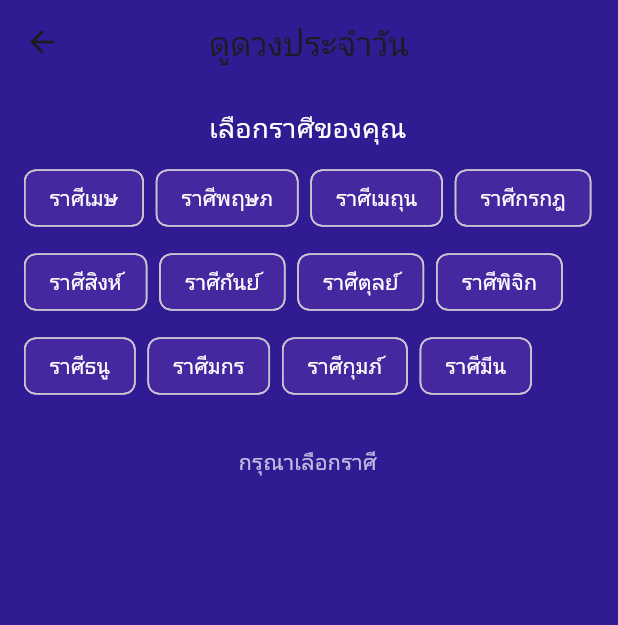
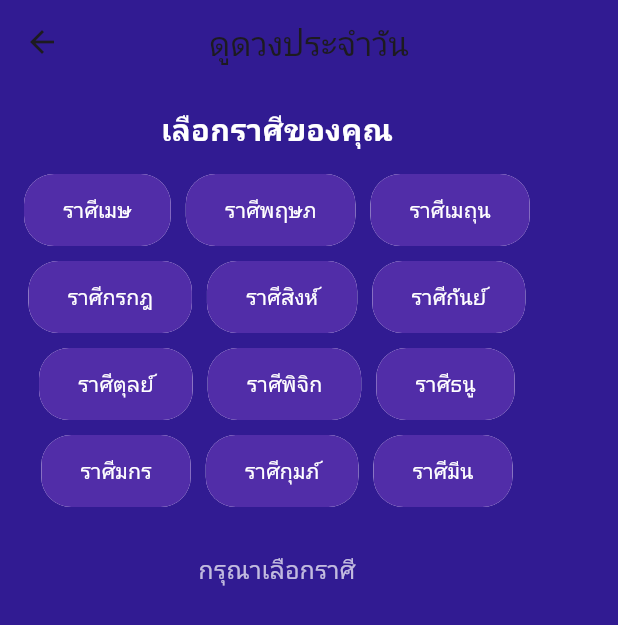
Before and after one commit to worawiboon/Horoscope, a Flutter app: the screen it shows after launch, after a tap on "ดูดวงวันนี้", on a phone screen of 412 x 824 dp. Shown: the top 625 px of the screen. Run offline on Flutter 3.47's test engine with Material 3 defaults, Android fonts, the phone set to English and light mode, and no system bars; our stand-ins replace font_awesome_flutter, get; network calls fail.

Commit message:
ปรับUI

```diff
--- a/lib/screen/homepage.dart
+++ b/lib/screen/homepage.dart
@@ -13,14 +13,24 @@ class HomeScreen extends StatelessWidget {
       backgroundColor: Colors.deepPurple[900],
       body: SafeArea(
         child: Padding(
-          padding: const EdgeInsets.all(16.0),
+          padding: const EdgeInsets.symmetric(horizontal: 24.0, vertical: 32.0),
           child: Column(
-            crossAxisAlignment: CrossAxisAlignment.center,
+            crossAxisAlignment:
+                CrossAxisAlignment.start, // Align content to the start
             children: [
               _buildAppHeader(),
-              SizedBox(height: 40),
-              _buildFeatureButtons(), // เปลี่ยนไปใช้ GetX navigation
-              SizedBox(height: 30),
+              SizedBox(height: 50), // Increased spacing
+              Text(
+                "เลือกเมนูของคุณ", // Added a title for the features section
+                style: TextStyle(
+                  fontSize: 22,
+                  fontWeight: FontWeight.bold,
+                  color: Colors.white,
+                ),
+              ),
+              SizedBox(height: 20),
+              _buildFeatureButtons(), // Changed to use GetX navigation
+              Spacer(), // Pushes the footer to the bottom
               _buildFooterText(),
             ],
           ),
@@ -31,26 +41,49 @@ class HomeScreen extends StatelessWidget {
 
   Widget _buildAppHeader() {
     return Column(
+      crossAxisAlignment:
+          CrossAxisAlignment.start, // Align header content to the start
       children: [
-        Icon(
-          FontAwesomeIcons.golfBallTee,
-          size: 60,
-          color: Colors.amber[200],
+        Container(
+          // Added a container for gradient background
+          padding: EdgeInsets.all(12.0),
+          decoration: BoxDecoration(
+            gradient: LinearGradient(
+              colors: [Colors.purple, Colors.deepPurple.shade700],
+              begin: Alignment.topLeft,
+              end: Alignment.bottomRight,
+            ),
+            borderRadius: BorderRadius.circular(15.0),
+          ),
+          child: Icon(
+            FontAwesomeIcons.wandMagicSparkles, // Changed icon
+            size: 50, // Reduced icon size for a sleeker look
+            color: Colors.amber[200],
+          ),
         ),
-        SizedBox(height: 10),
+        SizedBox(height: 15),
         Text(
           'ดวงวิเศษของฉัน',
           style: TextStyle(
-            fontSize: 28,
+            fontSize: 32, // Increased font size
             fontWeight: FontWeight.bold,
             color: Colors.white,
+            shadows: [
+              // Added text shadow for depth
+              Shadow(
+                blurRadius: 10.0,
+                color: Colors.black.withOpacity(0.3),
+                offset: Offset(2.0, 2.0),
+              ),
+            ],
           ),
         ),
+        SizedBox(height: 5),
         Text(
           'เปิดเผยความลับแห่งดวงชะตา...',
           style: TextStyle(
             color: Colors.purple[200],
-            fontSize: 14,
+            fontSize: 16, // Increased font size
           ),
         ),
       ],
@@ -58,63 +91,75 @@ class HomeScreen extends StatelessWidget {
   }
 
   Widget _buildFeatureButtons() {
-    return Column(
-      children: [
-        // ปุ่มดูดวงประจำวัน (ใช้ Get.toNamed)
-        Center(
-          child: _buildMagicButton(
+    return Expanded(
+      // Use Expanded to allow GridView to take available space
+      child: GridView.count(
+        crossAxisCount: 2, // Display two cards per row
+        crossAxisSpacing: 16.0,
+        mainAxisSpacing: 16.0,
+        children: [
+          _buildFeatureCard(
             icon: FontAwesomeIcons.sun,
             label: "ดูดวงวันนี้",
-            onTap: () => Get.toNamed('/horoscope'), // ใช้ GetX Navigation
+            description: "ตรวจดวงชะตาประจำวันของคุณ",
+            onTap: () => Get.toNamed('/horoscope'),
           ),
-        ),
-        SizedBox(height: 20),
-        // ปุ่มไพ่ทาโรต์
-        Center(
-          child: _buildMagicButton(
-            icon: FontAwesomeIcons.addressCard,
+          _buildFeatureCard(
+            icon:
+                FontAwesomeIcons.addressCard, // Used a different icon for tarot
             label: "ไพ่ทาโรต์",
+            description: "ค้นหาคำตอบด้วยไพ่ทาโรต์",
             onTap: () => Get.toNamed('/tarot'),
           ),
-        ),
-      ],
+          // Add more feature cards here if needed
+        ],
+      ),
     );
   }
 
-  Widget _buildMagicButton({
+  Widget _buildFeatureCard({
+    // New widget for feature cards
     required IconData icon,
     required String label,
+    required String description,
     required VoidCallback onTap,
   }) {
     return GestureDetector(
       onTap: onTap,
-      child: Container(
-        width: 180,
-        height: 180,
-        decoration: BoxDecoration(
-          color: Colors.deepPurple[700],
-          shape: BoxShape.circle,
-          boxShadow: [
-            BoxShadow(
-              color: Colors.purple.withOpacity(0.5),
-              blurRadius: 15,
-              spreadRadius: 2,
-            ),
-          ],
+      child: Card(
+        elevation: 8.0,
+        color: Colors.deepPurple[700]?.withOpacity(0.8),
+        shape: RoundedRectangleBorder(
+          borderRadius: BorderRadius.circular(20.0),
         ),
-        child: Column(
-          mainAxisAlignment: MainAxisAlignment.center,
-          children: [
-            Icon(icon, size: 50, color: Colors.amber[100]),
-            SizedBox(height: 10),
-            Text(
-              label,
-              style: TextStyle(
-                color: Colors.white,
-                fontSize: 18,
+        child: Padding(
+          padding: const EdgeInsets.all(16.0),
+          child: Column(
+            mainAxisAlignment: MainAxisAlignment.center,
+            crossAxisAlignment: CrossAxisAlignment.center,
+            children: [
+              Icon(icon, size: 40, color: Colors.amber[200]),
+              SizedBox(height: 12),
+              Text(
+                label,
+                textAlign: TextAlign.center,
+                style: TextStyle(
+                  color: Colors.white,
+                  fontSize: 18,
+                  fontWeight: FontWeight.bold,
+                ),
               ),
-            ),
-          ],
+              SizedBox(height: 6),
+              Text(
+                description,
+                textAlign: TextAlign.center,
+                style: TextStyle(
+                  color: Colors.purple[100],
+                  fontSize: 12,
+                ),
+              ),
+            ],
+          ),
         ),
       ),
     );
--- a/lib/screen/horoscope_screen.dart
+++ b/lib/screen/horoscope_screen.dart
@@ -4,6 +4,7 @@ import 'package:flutter/material.dart';
 import 'package:get/get.dart';
 import 'package:myapp/controller/horoscope_controller.dart';
 import 'package:http/http.dart' as http;
+import 'package:font_awesome_flutter/font_awesome_flutter.dart';
 
 class HoroscopeScreen extends StatelessWidget {
   final HoroscopeController _controller = Get.put(HoroscopeController());
@@ -24,6 +25,7 @@ class HoroscopeScreen extends StatelessWidget {
       ),
       body: Padding(
         padding: const EdgeInsets.all(16.0),
+        child: SingleChildScrollView(
           child: Column(
             children: [
               // ส่วนเลือกราศี
@@ -36,6 +38,7 @@ class HoroscopeScreen extends StatelessWidget {
             ],
           ),
         ),
+      ),
     );
   }
 
@@ -44,12 +47,14 @@ class HoroscopeScreen extends StatelessWidget {
       children: [
         Text(
           'เลือกราศีของคุณ',
-          style: TextStyle(color: Colors.white, fontSize: 18),
+          style: TextStyle(
+              color: Colors.white, fontSize: 20, fontWeight: FontWeight.bold),
         ),
-        SizedBox(height: 10),
+        SizedBox(height: 15),
         Wrap(
-          spacing: 8,
-          runSpacing: 8,
+          spacing: 10,
+          runSpacing: 10,
+          alignment: WrapAlignment.center,
           children: _controller.zodiacSigns.map((sign) {
             return Obx(() => ChoiceChip(
                   label: Text(sign),
@@ -58,12 +63,25 @@ class HoroscopeScreen extends StatelessWidget {
                     _controller.selectedZodiac.value = sign;
                     _controller.fetchHoroscope();
                   },
-                  backgroundColor: Colors.deepPurple[800],
-                  selectedColor: Colors.amber,
+                  backgroundColor: Colors.deepPurple[700],
+                  selectedColor: Colors.amber[600],
+                  padding: EdgeInsets.symmetric(horizontal: 16, vertical: 12),
                   labelStyle: TextStyle(
                     color: _controller.selectedZodiac.value == sign
-                        ? Colors.black
+                        ? Colors.deepPurple[900]
                         : Colors.white,
+                    fontWeight: _controller.selectedZodiac.value == sign
+                        ? FontWeight.bold
+                        : FontWeight.normal,
+                  ),
+                  shape: RoundedRectangleBorder(
+                    borderRadius: BorderRadius.circular(20.0),
+                    side: BorderSide(
+                      color: _controller.selectedZodiac.value == sign
+                          ? Colors.amber[700]!
+                          : Colors.transparent,
+                      width: 2,
+                    ),
                   ),
                 ));
           }).toList(),
@@ -75,6 +93,25 @@ class HoroscopeScreen extends StatelessWidget {
   String generateLuckyNumber() {
     final random = Random();
     return '${random.nextInt(9) + 1}'; // สุ่มเลข 1-9
+  }
+
+  String generateLuckyColor() {
+    final random = Random();
+    final List<String> colors = [
+      'แดง',
+      'ชมพู',
+      'ส้ม',
+      'เหลือง',
+      'เขียว',
+      'ฟ้า',
+      'น้ำเงิน',
+      'ม่วง',
+      'ขาว',
+      'ดำ',
+      'ทอง',
+      'เงิน'
+    ];
+    return colors[random.nextInt(colors.length)];
   }
 
   Widget _buildLuckyNumber() {
@@ -100,23 +137,23 @@ class HoroscopeScreen extends StatelessWidget {
     if (_controller.selectedZodiac.isEmpty) {
       return Text(
         'กรุณาเลือกราศี',
-        style: TextStyle(color: Colors.white70),
+        style: TextStyle(color: Colors.white70, fontSize: 16),
       );
     }
 
-    return Container(
-      padding: EdgeInsets.all(20),
-      decoration: BoxDecoration(
-        color: Colors.deepPurple[800],
-        borderRadius: BorderRadius.circular(15),
-        boxShadow: [
-          BoxShadow(
-            color: Colors.purple.withOpacity(0.3),
-            blurRadius: 10,
-            spreadRadius: 2,
+    return Obx(() => AnimatedOpacity(
+          opacity:
+              _controller.horoscopeData.value.prediction.isNotEmpty ? 1.0 : 0.0,
+          duration: Duration(milliseconds: 500),
+          child: Card(
+            elevation: 8.0,
+            color: Colors.deepPurple[800]?.withOpacity(0.9),
+            shape: RoundedRectangleBorder(
+              borderRadius: BorderRadius.circular(20.0),
+              side: BorderSide(color: Colors.purple[700]!, width: 1),
             ),
-        ],
-      ),
+            child: Padding(
+              padding: const EdgeInsets.all(24.0),
               child: Column(
                 crossAxisAlignment: CrossAxisAlignment.start,
                 children: [
@@ -126,75 +163,105 @@ class HoroscopeScreen extends StatelessWidget {
                       Text(
                         _controller.horoscopeData.value.zodiacSign,
                         style: TextStyle(
-                  color: Colors.amber,
-                  fontSize: 22,
+                          color: Colors.amber[400],
+                          fontSize: 26,
                           fontWeight: FontWeight.bold,
+                          shadows: [
+                            Shadow(
+                              blurRadius: 5.0,
+                              color: Colors.black.withOpacity(0.3),
+                              offset: Offset(1.0, 1.0),
+                            ),
+                          ],
                         ),
                       ),
                       Text(
-                'วันที่ ${DateTime.now().day}/${DateTime.now().month}',
-                style: TextStyle(color: Colors.grey),
+                        'วันที่ ${DateTime.now().day}/${DateTime.now().month}/${DateTime.now().year}',
+                        style: TextStyle(color: Colors.grey[400], fontSize: 14),
                       ),
                     ],
                   ),
-          Divider(color: Colors.purple[300]),
+                  Divider(color: Colors.purple[400], thickness: 1, height: 30),
                   SizedBox(height: 10),
                   Text(
-            'คำทำนาย:',
+                    'คำทำนายดวงชะตา:',
                     style: TextStyle(
                       color: Colors.white,
-              fontWeight: FontWeight.bold,
+                      fontSize: 18,
+                      fontWeight: FontWeight.w600,
                     ),
                   ),
-          SizedBox(height: 5),
+                  SizedBox(height: 8),
                   Text(
                     _controller.horoscopeData.value.prediction,
-            style: TextStyle(color: Colors.white70),
+                    style: TextStyle(
+                        color: Colors.white.withOpacity(0.85),
+                        fontSize: 16,
+                        height: 1.4),
                   ),
-          SizedBox(height: 15),
+                  SizedBox(height: 25),
                   Row(
+                    mainAxisAlignment: MainAxisAlignment.spaceAround,
                     children: [
-              _buildLuckyItem('เลขนำโชค', generateLuckyNumber()),
-              SizedBox(width: 20),
-              _buildLuckyItem('สีนำโชค', 'ฟ้า'),
+                      _buildLuckyItem(FontAwesomeIcons.gem, 'เลขนำโชค',
+                          generateLuckyNumber()),
+                      _buildLuckyItem(FontAwesomeIcons.palette, 'สีนำโชค',
+                          generateLuckyColor()),
                     ],
                   ),
-          SizedBox(height: 20),
+                  SizedBox(height: 30),
                   Center(
                     child: ElevatedButton.icon(
-              icon: Icon(Icons.refresh),
-              label: Text('ดูดวงใหม่'),
+                      icon: Icon(Icons.refresh, color: Colors.deepPurple[900]),
+                      label: Text('ดูดวงใหม่',
+                          style: TextStyle(
+                              color: Colors.deepPurple[900],
+                              fontWeight: FontWeight.bold)),
                       style: ElevatedButton.styleFrom(
-                backgroundColor: Colors.amber[700],
+                        backgroundColor: Colors.amber[600],
+                        padding:
+                            EdgeInsets.symmetric(horizontal: 30, vertical: 15),
                         shape: RoundedRectangleBorder(
-                  borderRadius: BorderRadius.circular(20),
+                          borderRadius: BorderRadius.circular(25.0),
                         ),
+                        elevation: 5.0,
                       ),
                       onPressed: _controller.fetchHoroscope,
                     ),
                   ),
                 ],
               ),
-    );
+            ),
+          ),
+        ));
   }
 
-  Widget _buildLuckyItem(String title, String value) {
+  Widget _buildLuckyItem(IconData icon, String title, String value) {
     return Column(
-      crossAxisAlignment: CrossAxisAlignment.start,
+      crossAxisAlignment: CrossAxisAlignment.center,
       children: [
-        Text(title, style: TextStyle(color: Colors.grey)),
-        SizedBox(height: 5),
+        Row(
+          mainAxisSize: MainAxisSize.min,
+          children: [
+            Icon(icon, color: Colors.amber[300], size: 18),
+            SizedBox(width: 8),
+            Text(title,
+                style: TextStyle(color: Colors.grey[300], fontSize: 14)),
+          ],
+        ),
+        SizedBox(height: 8),
         Container(
-          padding: EdgeInsets.symmetric(horizontal: 12, vertical: 6),
+          padding: EdgeInsets.symmetric(horizontal: 16, vertical: 8),
           decoration: BoxDecoration(
-            color: Colors.purple[900],
-            borderRadius: BorderRadius.circular(10),
+            color: Colors.deepPurple[900]?.withOpacity(0.7),
+            borderRadius: BorderRadius.circular(15.0),
+            border: Border.all(color: Colors.purple[700]!, width: 1),
           ),
           child: Text(
             value,
             style: TextStyle(
-              color: Colors.amber[200],
-              fontSize: 16,
+              color: Colors.amber[300],
+              fontSize: 18,
               fontWeight: FontWeight.bold,
             ),
           ),
```
Lines whose indentation alone changed are shown as unchanged.
